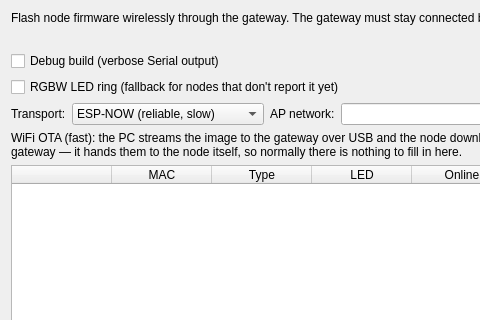
The window that src/gui/ui/ota_update_dialog.ui (techandpeople/SoftEdIBO) describes before a commit, drawn with Qt 5; both pictures show x 0 to 480 and y 0 to 320 of the 900 by 420 pixel window.
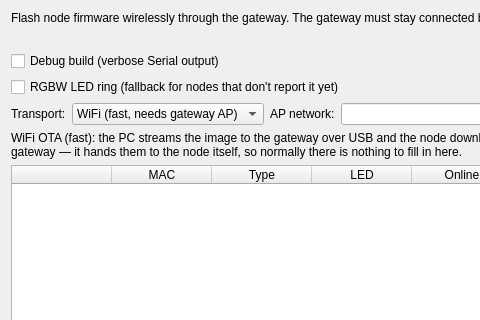
The same window after the commit.

Patch:
```diff
--- a/src/gui/ui/ota_update_dialog.ui
+++ b/src/gui/ui/ota_update_dialog.ui
@@ -44,6 +44,7 @@
      <item>
       <widget class="QComboBox" name="transport_combo">
        <property name="whatsThis"><string>How the firmware reaches the node. ESP-NOW is slow but works anywhere the gateway can reach the node. WiFi is far faster (seconds instead of minutes): the PC streams the image to the gateway over USB and the gateway serves it to the node over its WiFi access point. Needs the S3 access-point build; the PC stays on the cable.</string></property>
+       <property name="currentIndex"><number>1</number></property>
        <item><property name="text"><string>ESP-NOW (reliable, slow)</string></property></item>
        <item><property name="text"><string>WiFi (fast, needs gateway AP)</string></property></item>
       </widget>
```
